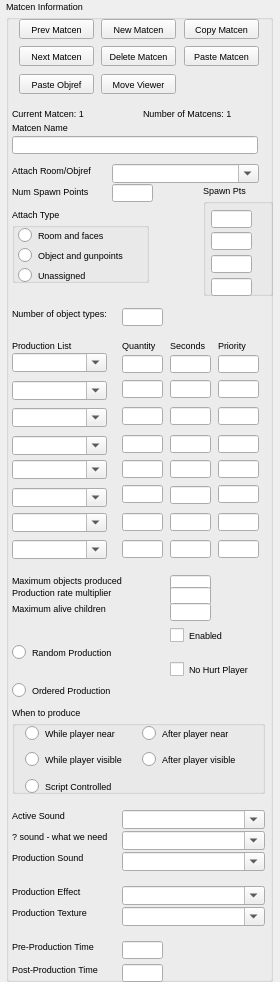
DescentNetwork/Descent3, file qteditor/ui/matcenkeypad.ui: the form before one commit.
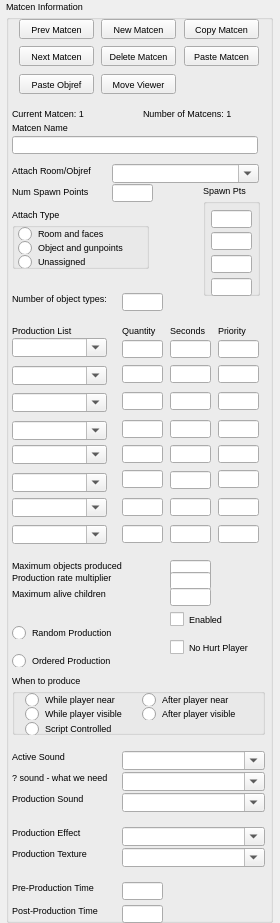
The form after the commit.

```diff
--- a/qteditor/ui/matcenkeypad.ui
+++ b/qteditor/ui/matcenkeypad.ui
@@ -7,7 +7,7 @@
         <x>0</x>
         <y>0</y>
         <width>280</width>
-        <height>982</height>
+        <height>923</height>
       </rect>
     </property>
     <property name="font">
@@ -27,7 +27,7 @@
           <x>6</x>
           <y>0</y>
           <width>267</width>
-          <height>982</height>
+          <height>923</height>
         </rect>
       </property>
       <property name="title">
@@ -389,7 +389,7 @@
           <rect>
             <x>197</x>
             <y>184</y>
-            <width>70</width>
+            <width>57</width>
             <height>112</height>
           </rect>
         </property>
@@ -498,7 +498,7 @@
             <x>6</x>
             <y>208</y>
             <width>137</width>
-            <height>75</height>
+            <height>61</height>
           </rect>
         </property>
         <property name="title">
@@ -519,7 +519,7 @@
               <x>6</x>
               <y>19</y>
               <width>123</width>
-              <height>16</height>
+              <height>13</height>
             </rect>
           </property>
           <property name="text">
@@ -536,9 +536,9 @@
           <property name="geometry">
             <rect>
               <x>6</x>
-              <y>39</y>
+              <y>33</y>
               <width>117</width>
-              <height>16</height>
+              <height>13</height>
             </rect>
           </property>
           <property name="text">
@@ -555,9 +555,9 @@
           <property name="geometry">
             <rect>
               <x>6</x>
-              <y>59</y>
+              <y>47</y>
               <width>106</width>
-              <height>16</height>
+              <height>13</height>
             </rect>
           </property>
           <property name="text">
@@ -575,7 +575,7 @@
         <property name="geometry">
           <rect>
             <x>6</x>
-            <y>308</y>
+            <y>293</y>
             <width>109</width>
             <height>13</height>
           </rect>
@@ -597,7 +597,7 @@
         <property name="geometry">
           <rect>
             <x>116</x>
-            <y>308</y>
+            <y>293</y>
             <width>41</width>
             <height>18</height>
           </rect>
@@ -613,7 +613,7 @@
         <property name="geometry">
           <rect>
             <x>6</x>
-            <y>340</y>
+            <y>325</y>
             <width>89</width>
             <height>11</height>
           </rect>
@@ -635,8 +635,8 @@
         <property name="geometry">
           <rect>
             <x>116</x>
-            <y>340</y>
-            <width>44</width>
+            <y>325</y>
+            <width>41</width>
             <height>11</height>
           </rect>
         </property>
@@ -657,8 +657,8 @@
         <property name="geometry">
           <rect>
             <x>164</x>
-            <y>340</y>
-            <width>44</width>
+            <y>325</y>
+            <width>41</width>
             <height>11</height>
           </rect>
         </property>
@@ -679,8 +679,8 @@
         <property name="geometry">
           <rect>
             <x>212</x>
-            <y>340</y>
-            <width>44</width>
+            <y>325</y>
+            <width>41</width>
             <height>11</height>
           </rect>
         </property>
@@ -704,7 +704,7 @@
         <property name="geometry">
           <rect>
             <x>6</x>
-            <y>353</y>
+            <y>338</y>
             <width>95</width>
             <height>19</height>
           </rect>
@@ -723,7 +723,7 @@
         <property name="geometry">
           <rect>
             <x>116</x>
-            <y>355</y>
+            <y>340</y>
             <width>41</width>
             <height>18</height>
           </rect>
@@ -739,7 +739,7 @@
         <property name="geometry">
           <rect>
             <x>164</x>
-            <y>355</y>
+            <y>340</y>
             <width>41</width>
             <height>18</height>
           </rect>
@@ -755,7 +755,7 @@
         <property name="geometry">
           <rect>
             <x>212</x>
-            <y>355</y>
+            <y>340</y>
             <width>41</width>
             <height>18</height>
           </rect>
@@ -771,7 +771,7 @@
         <property name="geometry">
           <rect>
             <x>116</x>
-            <y>380</y>
+            <y>365</y>
             <width>41</width>
             <height>18</height>
           </rect>
@@ -787,7 +787,7 @@
         <property name="geometry">
           <rect>
             <x>164</x>
-            <y>380</y>
+            <y>365</y>
             <width>41</width>
             <height>18</height>
           </rect>
@@ -803,7 +803,7 @@
         <property name="geometry">
           <rect>
             <x>212</x>
-            <y>380</y>
+            <y>365</y>
             <width>41</width>
             <height>18</height>
           </rect>
@@ -822,7 +822,7 @@
         <property name="geometry">
           <rect>
             <x>6</x>
-            <y>381</y>
+            <y>366</y>
             <width>95</width>
             <height>19</height>
           </rect>
@@ -841,7 +841,7 @@
         <property name="geometry">
           <rect>
             <x>116</x>
-            <y>407</y>
+            <y>392</y>
             <width>41</width>
             <height>18</height>
           </rect>
@@ -857,7 +857,7 @@
         <property name="geometry">
           <rect>
             <x>164</x>
-            <y>407</y>
+            <y>392</y>
             <width>41</width>
             <height>18</height>
           </rect>
@@ -873,7 +873,7 @@
         <property name="geometry">
           <rect>
             <x>212</x>
-            <y>407</y>
+            <y>392</y>
             <width>41</width>
             <height>18</height>
           </rect>
@@ -892,7 +892,7 @@
         <property name="geometry">
           <rect>
             <x>6</x>
-            <y>408</y>
+            <y>393</y>
             <width>95</width>
             <height>19</height>
           </rect>
@@ -911,7 +911,7 @@
         <property name="geometry">
           <rect>
             <x>116</x>
-            <y>435</y>
+            <y>420</y>
             <width>41</width>
             <height>18</height>
           </rect>
@@ -927,7 +927,7 @@
         <property name="geometry">
           <rect>
             <x>164</x>
-            <y>435</y>
+            <y>420</y>
             <width>41</width>
             <height>18</height>
           </rect>
@@ -943,7 +943,7 @@
         <property name="geometry">
           <rect>
             <x>212</x>
-            <y>435</y>
+            <y>420</y>
             <width>41</width>
             <height>18</height>
           </rect>
@@ -962,7 +962,7 @@
         <property name="geometry">
           <rect>
             <x>6</x>
-            <y>436</y>
+            <y>421</y>
             <width>95</width>
             <height>19</height>
           </rect>
@@ -984,7 +984,7 @@
         <property name="geometry">
           <rect>
             <x>6</x>
-            <y>460</y>
+            <y>445</y>
             <width>95</width>
             <height>19</height>
           </rect>
@@ -1003,7 +1003,7 @@
         <property name="geometry">
           <rect>
             <x>116</x>
-            <y>460</y>
+            <y>445</y>
             <width>41</width>
             <height>18</height>
           </rect>
@@ -1019,7 +1019,7 @@
         <property name="geometry">
           <rect>
             <x>164</x>
-            <y>460</y>
+            <y>445</y>
             <width>41</width>
             <height>18</height>
           </rect>
@@ -1035,7 +1035,7 @@
         <property name="geometry">
           <rect>
             <x>212</x>
-            <y>460</y>
+            <y>445</y>
             <width>41</width>
             <height>18</height>
           </rect>
@@ -1051,7 +1051,7 @@
         <property name="geometry">
           <rect>
             <x>116</x>
-            <y>485</y>
+            <y>470</y>
             <width>41</width>
             <height>18</height>
           </rect>
@@ -1067,7 +1067,7 @@
         <property name="geometry">
           <rect>
             <x>212</x>
-            <y>485</y>
+            <y>470</y>
             <width>41</width>
             <height>18</height>
           </rect>
@@ -1083,7 +1083,7 @@
         <property name="geometry">
           <rect>
             <x>164</x>
-            <y>486</y>
+            <y>471</y>
             <width>41</width>
             <height>18</height>
           </rect>
@@ -1102,7 +1102,7 @@
         <property name="geometry">
           <rect>
             <x>6</x>
-            <y>488</y>
+            <y>473</y>
             <width>95</width>
             <height>19</height>
           </rect>
@@ -1124,7 +1124,7 @@
         <property name="geometry">
           <rect>
             <x>6</x>
-            <y>513</y>
+            <y>498</y>
             <width>95</width>
             <height>19</height>
           </rect>
@@ -1143,7 +1143,7 @@
         <property name="geometry">
           <rect>
             <x>116</x>
-            <y>513</y>
+            <y>498</y>
             <width>41</width>
             <height>18</height>
           </rect>
@@ -1159,7 +1159,7 @@
         <property name="geometry">
           <rect>
             <x>164</x>
-            <y>513</y>
+            <y>498</y>
             <width>41</width>
             <height>18</height>
           </rect>
@@ -1175,7 +1175,7 @@
         <property name="geometry">
           <rect>
             <x>212</x>
-            <y>513</y>
+            <y>498</y>
             <width>41</width>
             <height>18</height>
           </rect>
@@ -1194,7 +1194,7 @@
         <property name="geometry">
           <rect>
             <x>6</x>
-            <y>540</y>
+            <y>525</y>
             <width>95</width>
             <height>19</height>
           </rect>
@@ -1213,7 +1213,7 @@
         <property name="geometry">
           <rect>
             <x>116</x>
-            <y>540</y>
+            <y>525</y>
             <width>41</width>
             <height>18</height>
           </rect>
@@ -1229,7 +1229,7 @@
         <property name="geometry">
           <rect>
             <x>164</x>
-            <y>540</y>
+            <y>525</y>
             <width>41</width>
             <height>18</height>
           </rect>
@@ -1245,7 +1245,7 @@
         <property name="geometry">
           <rect>
             <x>212</x>
-            <y>540</y>
+            <y>525</y>
             <width>41</width>
             <height>18</height>
           </rect>
@@ -1261,7 +1261,7 @@
         <property name="geometry">
           <rect>
             <x>6</x>
-            <y>575</y>
+            <y>560</y>
             <width>137</width>
             <height>13</height>
           </rect>
@@ -1283,7 +1283,7 @@
         <property name="geometry">
           <rect>
             <x>164</x>
-            <y>575</y>
+            <y>560</y>
             <width>41</width>
             <height>18</height>
           </rect>
@@ -1299,7 +1299,7 @@
         <property name="geometry">
           <rect>
             <x>6</x>
-            <y>587</y>
+            <y>572</y>
             <width>123</width>
             <height>13</height>
           </rect>
@@ -1321,7 +1321,7 @@
         <property name="geometry">
           <rect>
             <x>164</x>
-            <y>587</y>
+            <y>572</y>
             <width>41</width>
             <height>18</height>
           </rect>
@@ -1337,7 +1337,7 @@
         <property name="geometry">
           <rect>
             <x>6</x>
-            <y>603</y>
+            <y>588</y>
             <width>123</width>
             <height>13</height>
           </rect>
@@ -1359,7 +1359,7 @@
         <property name="geometry">
           <rect>
             <x>164</x>
-            <y>603</y>
+            <y>588</y>
             <width>41</width>
             <height>18</height>
           </rect>
@@ -1375,9 +1375,9 @@
         <property name="geometry">
           <rect>
             <x>164</x>
-            <y>627</y>
+            <y>612</y>
             <width>68</width>
-            <height>16</height>
+            <height>15</height>
           </rect>
         </property>
         <property name="text">
@@ -1394,9 +1394,9 @@
         <property name="geometry">
           <rect>
             <x>6</x>
-            <y>644</y>
+            <y>626</y>
             <width>123</width>
-            <height>16</height>
+            <height>13</height>
           </rect>
         </property>
         <property name="text">
@@ -1413,9 +1413,9 @@
         <property name="geometry">
           <rect>
             <x>164</x>
-            <y>661</y>
+            <y>640</y>
             <width>95</width>
-            <height>16</height>
+            <height>15</height>
           </rect>
         </property>
         <property name="text">
@@ -1432,9 +1432,9 @@
         <property name="geometry">
           <rect>
             <x>6</x>
-            <y>682</y>
+            <y>654</y>
             <width>109</width>
-            <height>16</height>
+            <height>13</height>
           </rect>
         </property>
         <property name="text">
@@ -1451,9 +1451,9 @@
         <property name="geometry">
           <rect>
             <x>6</x>
-            <y>706</y>
+            <y>674</y>
             <width>253</width>
-            <height>88</height>
+            <height>61</height>
           </rect>
         </property>
         <property name="title">
@@ -1474,7 +1474,7 @@
               <x>13</x>
               <y>19</y>
               <width>95</width>
-              <height>16</height>
+              <height>13</height>
             </rect>
           </property>
           <property name="text">
@@ -1493,7 +1493,7 @@
               <x>130</x>
               <y>19</y>
               <width>116</width>
-              <height>16</height>
+              <height>13</height>
             </rect>
           </property>
           <property name="text">
@@ -1510,9 +1510,9 @@
           <property name="geometry">
             <rect>
               <x>13</x>
-              <y>45</y>
+              <y>33</y>
               <width>116</width>
-              <height>16</height>
+              <height>13</height>
             </rect>
           </property>
           <property name="text">
@@ -1529,9 +1529,9 @@
           <property name="geometry">
             <rect>
               <x>130</x>
-              <y>45</y>
+              <y>33</y>
               <width>116</width>
-              <height>16</height>
+              <height>13</height>
             </rect>
           </property>
           <property name="text">
@@ -1548,9 +1548,9 @@
           <property name="geometry">
             <rect>
               <x>13</x>
-              <y>72</y>
+              <y>48</y>
               <width>95</width>
-              <height>16</height>
+              <height>13</height>
             </rect>
           </property>
           <property name="text">
@@ -1568,7 +1568,7 @@
         <property name="geometry">
           <rect>
             <x>6</x>
-            <y>810</y>
+            <y>751</y>
             <width>102</width>
             <height>13</height>
           </rect>
@@ -1593,7 +1593,7 @@
         <property name="geometry">
           <rect>
             <x>116</x>
-            <y>810</y>
+            <y>751</y>
             <width>143</width>
             <height>19</height>
           </rect>
@@ -1612,7 +1612,7 @@
         <property name="geometry">
           <rect>
             <x>6</x>
-            <y>831</y>
+            <y>772</y>
             <width>102</width>
             <height>13</height>
           </rect>
@@ -1637,7 +1637,7 @@
         <property name="geometry">
           <rect>
             <x>116</x>
-            <y>831</y>
+            <y>772</y>
             <width>143</width>
             <height>19</height>
           </rect>
@@ -1656,7 +1656,7 @@
         <property name="geometry">
           <rect>
             <x>6</x>
-            <y>852</y>
+            <y>793</y>
             <width>102</width>
             <height>13</height>
           </rect>
@@ -1681,7 +1681,7 @@
         <property name="geometry">
           <rect>
             <x>116</x>
-            <y>852</y>
+            <y>793</y>
             <width>143</width>
             <height>19</height>
           </rect>
@@ -1700,7 +1700,7 @@
         <property name="geometry">
           <rect>
             <x>6</x>
-            <y>886</y>
+            <y>827</y>
             <width>102</width>
             <height>13</height>
           </rect>
@@ -1725,7 +1725,7 @@
         <property name="geometry">
           <rect>
             <x>116</x>
-            <y>886</y>
+            <y>827</y>
             <width>143</width>
             <height>19</height>
           </rect>
@@ -1744,7 +1744,7 @@
         <property name="geometry">
           <rect>
             <x>6</x>
-            <y>907</y>
+            <y>848</y>
             <width>102</width>
             <height>13</height>
           </rect>
@@ -1769,7 +1769,7 @@
         <property name="geometry">
           <rect>
             <x>116</x>
-            <y>907</y>
+            <y>848</y>
             <width>143</width>
             <height>19</height>
           </rect>
@@ -1788,7 +1788,7 @@
         <property name="geometry">
           <rect>
             <x>6</x>
-            <y>941</y>
+            <y>882</y>
             <width>95</width>
             <height>13</height>
           </rect>
@@ -1810,7 +1810,7 @@
         <property name="geometry">
           <rect>
             <x>116</x>
-            <y>941</y>
+            <y>882</y>
             <width>41</width>
             <height>18</height>
           </rect>
@@ -1826,7 +1826,7 @@
         <property name="geometry">
           <rect>
             <x>6</x>
-            <y>964</y>
+            <y>905</y>
             <width>109</width>
             <height>13</height>
           </rect>
@@ -1848,7 +1848,7 @@
         <property name="geometry">
           <rect>
             <x>116</x>
-            <y>964</y>
+            <y>905</y>
             <width>41</width>
             <height>18</height>
           </rect>
```
Left out of the diff: 947 changed lines with no effect on the pictures.
